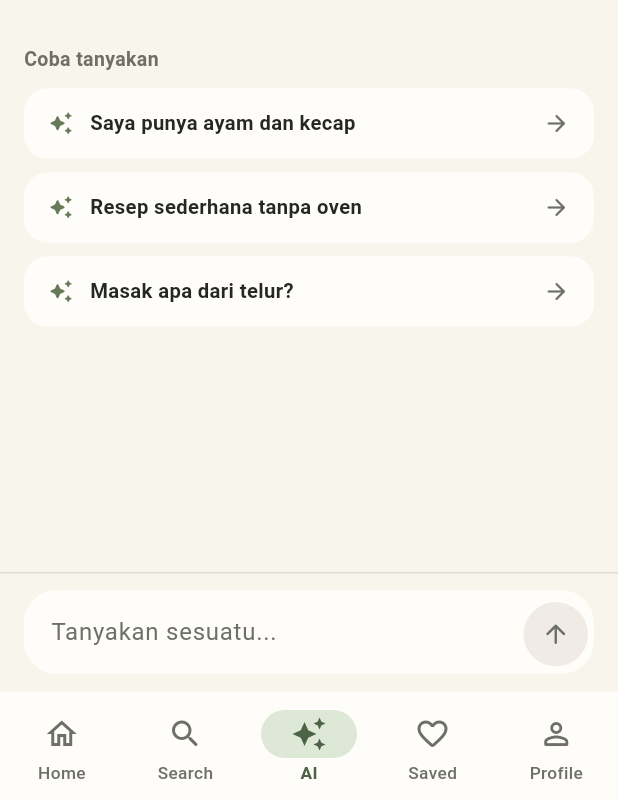
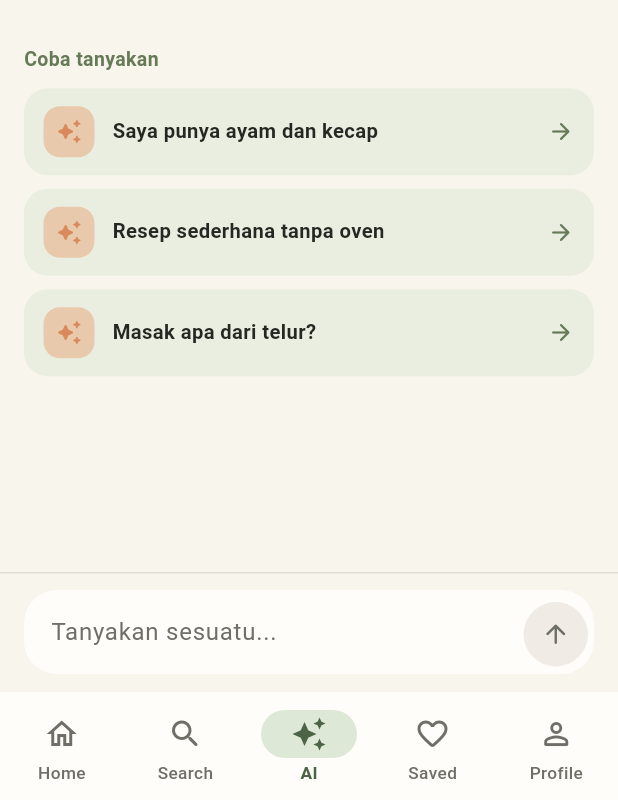
Before and after one commit to EuphoriaBot/racikai-projects, a Flutter app: the screen it shows after launch, item 3 of the bottom bar chosen, on a phone screen of 412 x 824 dp, the part 436-1236 px from its top. Run offline on Flutter 3.47's test engine with Material 3 defaults, Android fonts, the phone set to English and light mode, and no system bars; our stand-ins replace equatable, flutter_bloc, get_it, go_router, shared_preferences; network calls fail.

Commit message:
Polish AI Screen

```diff
--- a/lib/features/ai/presentation/pages/ai_screen.dart
+++ b/lib/features/ai/presentation/pages/ai_screen.dart
@@ -258,7 +258,7 @@ class _AiWelcome extends StatelessWidget {
               style: TextStyle(
                 fontSize: 13,
                 fontWeight: FontWeight.w700,
-                color: colors.onSurfaceVariant,
+                color: colors.primary,
               ),
             ),
           ),
@@ -296,34 +296,49 @@ class _SuggestionTile extends StatelessWidget {
     final colors = Theme.of(context).colorScheme;
 
     return Material(
-      color: colors.surface,
+      color: colors.primaryContainer.withValues(alpha: 0.55),
       borderRadius: BorderRadius.circular(16),
       clipBehavior: Clip.antiAlias,
       child: InkWell(
         onTap: onTap,
         child: Padding(
-          padding: const EdgeInsets.symmetric(horizontal: 16, vertical: 14),
+          padding: const EdgeInsets.symmetric(horizontal: 13, vertical: 12),
           child: Row(
             children: [
-              Icon(Icons.auto_awesome_rounded, size: 17, color: colors.primary),
+              Container(
+                width: 34,
+                height: 34,
+                decoration: BoxDecoration(
+                  color: colors.secondaryContainer,
+                  borderRadius: BorderRadius.circular(11),
+                ),
+                child: Icon(
+                  Icons.auto_awesome_rounded,
+                  size: 18,
+                  color: colors.secondary,
+                ),
+              ),
 
-              const SizedBox(width: 11),
+              const SizedBox(width: 12),
 
               Expanded(
                 child: Text(
                   text,
                   style: TextStyle(
                     fontSize: 13.5,
+                    height: 1.3,
                     fontWeight: FontWeight.w600,
-                    color: colors.onSurface,
+                    color: colors.onPrimaryContainer,
                   ),
                 ),
               ),
 
+              const SizedBox(width: 8),
+
               Icon(
                 Icons.arrow_forward_rounded,
                 size: 18,
-                color: colors.onSurfaceVariant,
+                color: colors.primary,
               ),
             ],
           ),
```
